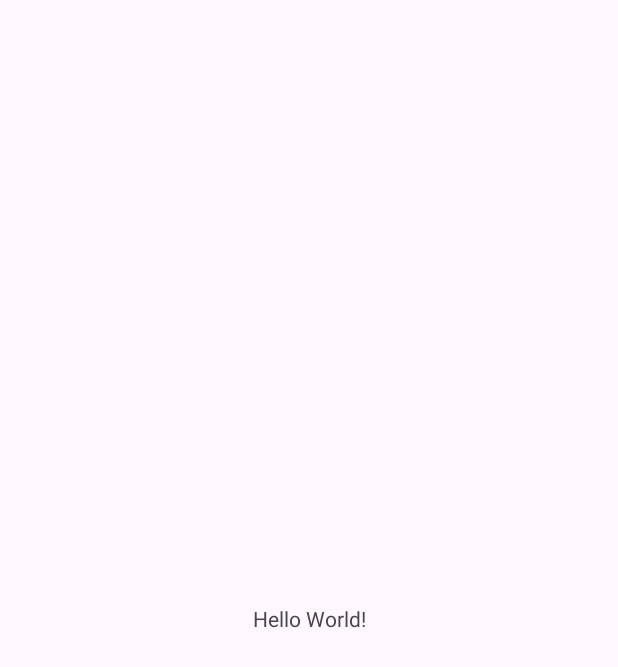
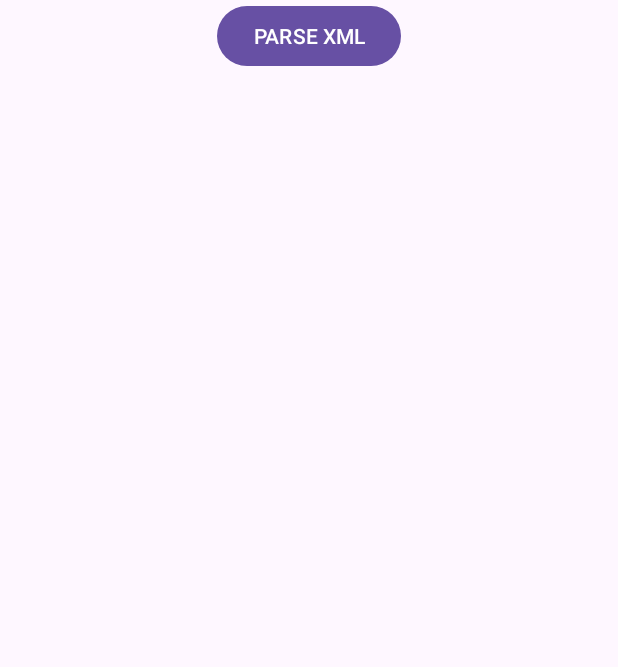
Before and after one commit to tranhieu243/CSE441_PRATICE, an Android app: the screen it shows after launch (MainActivity), on a phone screen of 412 x 824 dp. Before the commit the part shown is almost empty. Shown: the top 667 px of the screen. Run offline under Robolectric (Android 15) with nearby library versions, the phone set to English and light mode, and no system bars.

Commit message:
layout Ex22

```diff
--- a/Ex22/app/src/main/res/layout/activity_main.xml
+++ b/Ex22/app/src/main/res/layout/activity_main.xml
@@ -1,19 +1,24 @@
 <?xml version="1.0" encoding="utf-8"?>
-<androidx.constraintlayout.widget.ConstraintLayout xmlns:android="http://schemas.android.com/apk/res/android"
+<LinearLayout xmlns:android="http://schemas.android.com/apk/res/android"
     xmlns:app="http://schemas.android.com/apk/res-auto"
     xmlns:tools="http://schemas.android.com/tools"
     android:id="@+id/main"
     android:layout_width="match_parent"
     android:layout_height="match_parent"
+    android:orientation="vertical"
     tools:context=".MainActivity">
 
-    <TextView
+    <Button
+        android:id="@+id/btnParse"
         android:layout_width="wrap_content"
         android:layout_height="wrap_content"
-        android:text="Hello World!"
-        app:layout_constraintBottom_toBottomOf="parent"
-        app:layout_constraintEnd_toEndOf="parent"
-        app:layout_constraintStart_toStartOf="parent"
-        app:layout_constraintTop_toTopOf="parent" />
+        android:text="PARSE XML"
+        android:layout_gravity="center"
+        />
 
-</androidx.constraintlayout.widget.ConstraintLayout>
+    <ListView
+        android:id="@+id/lv1"
+        android:layout_width="match_parent"
+        android:layout_height="match_parent" />
+
+</LinearLayout>
```
